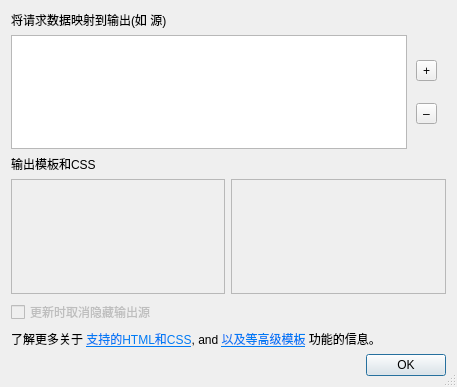
The window that src/ui/outputmapping.ui (KumaNNN/obs-urlsource) describes before a commit, drawn with Qt 5.
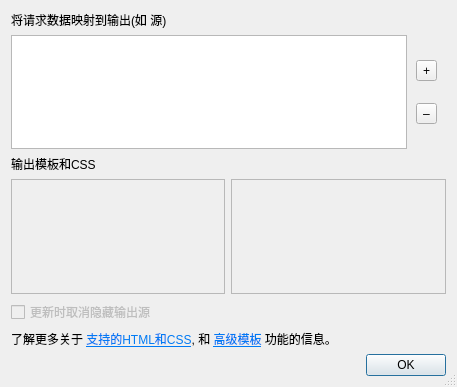
The same window after the commit.

What changed in the file:
```diff
--- a/src/ui/outputmapping.ui
+++ b/src/ui/outputmapping.ui
@@ -159,7 +159,7 @@
    <item>
     <widget class="QLabel" name="label_3">
      <property name="text">
-      <string>&lt;html&gt;&lt;head/&gt;&lt;body&gt;&lt;p&gt;了解更多关于 &lt;a href=&quot;https://doc.qt.io/qt-6/richtext-html-subset.html&quot;&gt;&lt;span style=&quot; text-decoration: underline; color:#007af4;&quot;&gt;支持的HTML和CSS&lt;/span&gt;&lt;/a&gt;, and &lt;a href=&quot;https://github.com/pantor/inja&quot;&gt;&lt;span style=&quot; text-decoration: underline; color:#007af4;&quot;&gt;以及等高级模板&lt;/span&gt;&lt;/a&gt; 功能的信息。&lt;/p&gt;&lt;/body&gt;&lt;/html&gt;</string>
+      <string>&lt;html&gt;&lt;head/&gt;&lt;body&gt;&lt;p&gt;了解更多关于 &lt;a href=&quot;https://doc.qt.io/qt-6/richtext-html-subset.html&quot;&gt;&lt;span style=&quot; text-decoration: underline; color:#007af4;&quot;&gt;支持的HTML和CSS&lt;/span&gt;&lt;/a&gt;, 和 &lt;a href=&quot;https://github.com/pantor/inja&quot;&gt;&lt;span style=&quot; text-decoration: underline; color:#007af4;&quot;&gt;高级模板&lt;/span&gt;&lt;/a&gt; 功能的信息。&lt;/p&gt;&lt;/body&gt;&lt;/html&gt;</string>
      </property>
      <property name="textFormat">
       <enum>Qt::RichText</enum>
```
